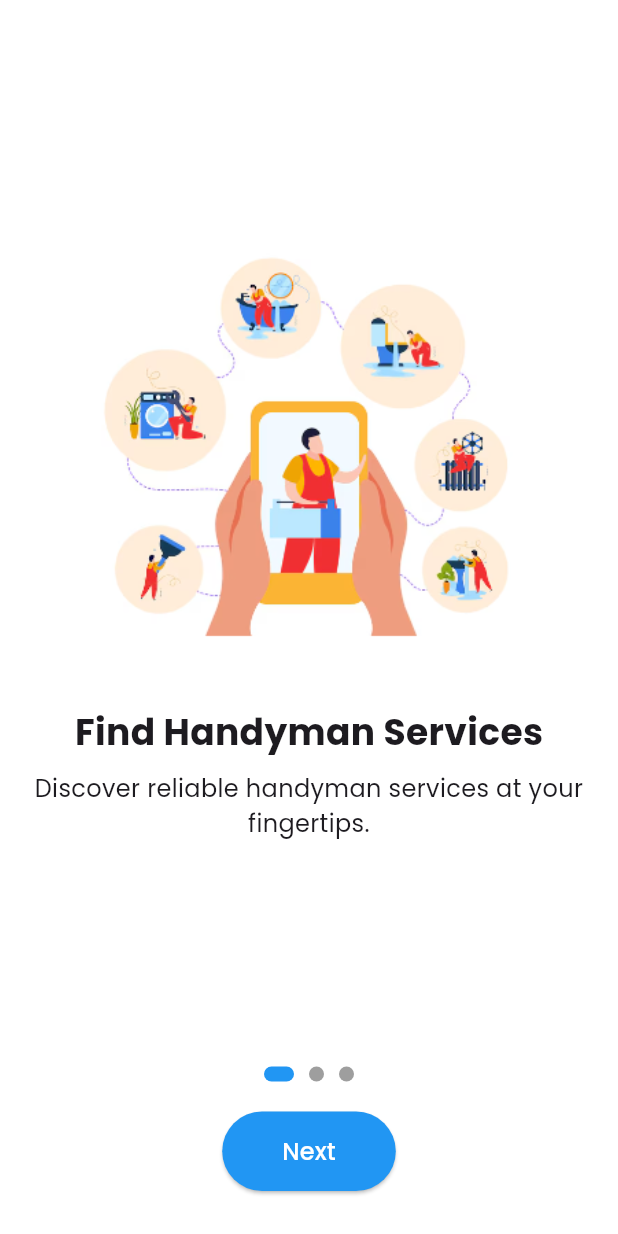
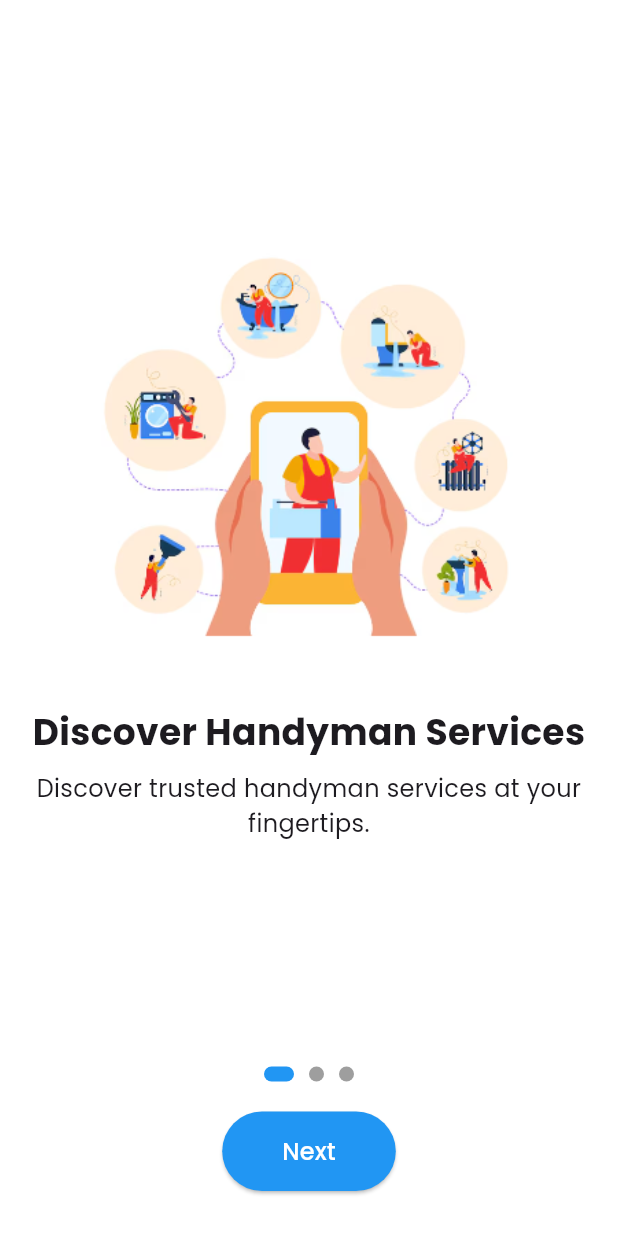
Before and after one commit to zyx721/E-ServicesHub, a Flutter app: the screen it shows after launch, on a phone screen of 412 x 824 dp. Run offline on Flutter 3.47's test engine with Material 3 defaults, Android fonts, the phone set to English and light mode, and no system bars; our stand-ins replace camera, google_fonts.

Commit message:
start working for languages and could translate the onboarding and login

```diff
--- a/code/frontend/lib/localization/app_localization.dart
+++ b/code/frontend/lib/localization/app_localization.dart
@@ -1 +1,96 @@
-// app_localization.dart
+import 'package:flutter/material.dart';
+
+// Localization class to manage translations
+class AppLocalizations {
+  final Locale locale;
+
+  AppLocalizations(this.locale);
+
+  // Method to determine if Arabic or English should be displayed
+  bool get isArabic => locale.languageCode == 'ar';
+  String service(int index) {
+    switch (index) {
+      case 1:
+        return isArabic ? "سباكة" : "Plumbing";
+      case 2:
+        return isArabic ? "كهرباء" : "Electrical";
+      case 3:
+        return isArabic ? "نجارة" : "Carpentry";
+      case 4:
+        return isArabic ? "تنظيف" : "Cleaning";
+      case 5:
+        return isArabic ? "دهان" : "Painting";
+      case 6:
+        return isArabic ? "تكييف" : "Air Conditioning";
+      default:
+        return isArabic ? "خدمة غير معروفة" : "Unknown Service";
+    }
+  }
+  // Onboarding translations
+  String get onboardingTitle1 =>
+      isArabic ? "اكتشف خدمات الحرفيين" : "Discover Handyman Services";
+  String get onboardingDescription1 =>
+      isArabic ? "اكتشف خدمات الحرفيين الموثوقين عند أطراف أصابعك."
+               : "Discover trusted handyman services at your fingertips.";
+  String get onboardingTitle2 =>
+      isArabic ? "احجز بسهولة" : "Book Easily";
+  String get onboardingDescription2 =>
+      isArabic ? "عملية الحجز بسيطة لتحديد مواعيد الخدمات في الوقت الذي يناسبك."
+               : "The booking process is simple to schedule services at your convenience.";
+  String get onboardingTitle3 =>
+      isArabic ? "قيم وراجع" : "Rate and Review";
+  String get onboardingDescription3 =>
+      isArabic ? "شارك تجربتك وساعد الآخرين في العثور على أفضل الخدمات."
+               : "Share your experience and help others find the best services.";
+  String get getStarted =>
+      isArabic ? "ابدأ الآن" : "Get Started Now";
+  String get next =>
+      isArabic ? "التالي" : "Next";
+
+  // Login translations
+  String get loginTitle =>
+      isArabic ? "تسجيل الدخول" : "Login";
+  String get loginDescription =>
+      isArabic ? "قم بتسجيل الدخول إلى حسابك للبدء" : "Log into your account to get started";
+  String get email =>
+      isArabic ? "البريد الإلكتروني" : "Email";
+  String get password =>
+      isArabic ? "كلمة المرور" : "Password";
+  String get loginButton =>
+      isArabic ? "تسجيل الدخول" : "Login";
+  String get forgotPassword =>
+      isArabic ? "نسيت كلمة المرور؟" : "Forgot password?";
+  String get createAccount =>
+      isArabic ? "إنشاء حساب جديد" : "Create a new account";
+
+  // Home Screen translations
+  String get searchHint => isArabic ? "ابحث عن خدمات..." : "Search for services...";
+  String get availableServices => isArabic ? "الخدمات المتاحة" : "Available Services";
+  String get menu => isArabic ? "القائمة" : "Menu";
+  String get profile => isArabic ? "الملف الشخصي" : "Profile";
+  String get settings => isArabic ? "الإعدادات" : "Settings";
+  String get language => isArabic ? "اللغة" : "Language";
+  String get logout => isArabic ? "تسجيل الخروج" : "Logout";
+
+  // Static method to access the instance
+  static AppLocalizations? of(BuildContext context) {
+    return Localizations.of<AppLocalizations>(context, AppLocalizations);
+  }
+}
+
+// Delegate class to handle localization
+class AppLocalizationsDelegate extends LocalizationsDelegate<AppLocalizations> {
+  const AppLocalizationsDelegate();
+
+  @override
+  bool isSupported(Locale locale) => ['en', 'ar'].contains(locale.languageCode);
+
+  @override
+  Future<AppLocalizations> load(Locale locale) async {
+    // Create and return an instance of AppLocalizations with the current locale
+    return AppLocalizations(locale);
+  }
+
+  @override
+  bool shouldReload(AppLocalizationsDelegate old) => false;
+}
--- a/code/frontend/lib/main.dart
+++ b/code/frontend/lib/main.dart
@@ -1,34 +1,36 @@
+import 'package:camera/camera.dart';
 import 'package:flutter/material.dart';
-import 'package:camera/camera.dart'; // Ensure you have this package
+import 'package:flutter_localizations/flutter_localizations.dart';
 import 'package:hanini_frontend/screens/SettingsScreen/SettingsScreen.dart';
 import 'package:hanini_frontend/screens/auth/forgot_password_screen.dart';
-import 'screens/onboarding/onboarding_screen.dart';
-import 'screens/auth/login_screen.dart';
-import 'screens/auth/signup_screen.dart';
-import 'screens/home/home_screen.dart';
-import 'screens/profile/profile_screen.dart';
-import 'screens/verification/face_verification_screen.dart';
-import 'screens/services/ServiceDetailScreen.dart'; // Import your ServiceDetailScreen
-import 'user_role.dart'; // Import your UserRole enum
+import 'package:hanini_frontend/screens/auth/login_screen.dart';
+import 'package:hanini_frontend/screens/auth/signup_screen.dart';
+import 'package:hanini_frontend/screens/home/home_screen.dart';
+import 'package:hanini_frontend/screens/onboarding/onboarding_screen.dart';
+import 'package:hanini_frontend/screens/profile/profile_screen.dart';
+import 'package:hanini_frontend/screens/verification/face_verification_screen.dart';
+import 'localization/app_localization.dart'; // Update this path as needed
+import 'user_role.dart'; // Your UserRole enum and other imports...
 
-Future<void> main() async {
+void main() async {
   WidgetsFlutterBinding.ensureInitialized();
-  final cameras = await availableCameras(); // Get the available cameras
+  final cameras = await availableCameras();
 
-  UserRole userRole = await _retrieveUserRole(); // Retrieve the initial user role
+  UserRole userRole = await _retrieveUserRole();
   runApp(MyApp(cameras: cameras, userRole: userRole));
 }
 
-// Function to simulate retrieving a user role (replace this with actual implementation)
 Future<UserRole> _retrieveUserRole() async {
-  return UserRole.serviceProvider; // Replace with dynamic retrieval of user role
+  // Here you can implement dynamic retrieval of the user role
+  return UserRole.serviceProvider; // Replace with your actual logic
 }
 
 class MyApp extends StatelessWidget {
   final List<CameraDescription> cameras;
   final UserRole userRole;
 
-  const MyApp({Key? key, required this.cameras, required this.userRole}) : super(key: key);
+  const MyApp({Key? key, required this.cameras, required this.userRole})
+      : super(key: key);
 
   @override
   Widget build(BuildContext context) {
@@ -37,9 +39,20 @@ class MyApp extends StatelessWidget {
       theme: ThemeData(
         primarySwatch: Colors.blue,
         textTheme: Theme.of(context).textTheme.apply(
-              fontFamily: 'Poppins', // Set global font family
+              fontFamily: 'Poppins',
             ),
       ),
+      localizationsDelegates: const [
+        GlobalMaterialLocalizations.delegate,
+        GlobalWidgetsLocalizations.delegate,
+        GlobalCupertinoLocalizations.delegate,
+        AppLocalizationsDelegate(), // Ensure this is included
+      ],
+      supportedLocales: const [
+        Locale('en', ''), // English
+        Locale('ar', ''), // Arabic
+      ],
+      locale: const Locale('en'), // Set default locale to English
       initialRoute: '/',
       routes: _buildRoutes(),
     );
@@ -55,8 +68,6 @@ class MyApp extends StatelessWidget {
       '/verification': (context) => RealTimeDetection(cameras: cameras),
       '/settings': (context) => SettingsScreen(),
       '/forgot_password': (context) => ForgotPasswordScreen(),
-      // Add more routes as needed, for example:
-      // '/service_detail': (context) => ServiceDetailScreen(...), // You can also dynamically pass the parameters here if needed
     };
   }
 }
--- a/code/frontend/lib/screens/onboarding/onboarding_screen.dart
+++ b/code/frontend/lib/screens/onboarding/onboarding_screen.dart
@@ -1,5 +1,6 @@
 import 'package:flutter/material.dart';
 import 'package:google_fonts/google_fonts.dart';
+import 'package:hanini_frontend/localization/app_localization.dart';
 
 class OnboardingScreen extends StatefulWidget {
   @override
@@ -18,43 +19,63 @@ class _OnboardingScreenState extends State<OnboardingScreen> {
 
   @override
   Widget build(BuildContext context) {
+    final localizations = AppLocalizations.of(context);
+    if (localizations == null) {
+      return Center(child: CircularProgressIndicator());
+    }
+
+    // Define pages dynamically based on localization strings
+    final pages = [
+      {
+        "imagePath": 'assets/images/onboarding1.png',
+        "title": localizations.onboardingTitle1,
+        "description": localizations.onboardingDescription1,
+      },
+      {
+        "imagePath": 'assets/images/onboarding2.png',
+        "title": localizations.onboardingTitle2,
+        "description": localizations.onboardingDescription2,
+      },
+      {
+        "imagePath": 'assets/images/onboarding3.png',
+        "title": localizations.onboardingTitle3,
+        "description": localizations.onboardingDescription3,
+      },
+    ];
+
     return Scaffold(
       backgroundColor: Colors.white,
       body: Column(
         children: [
           Expanded(
-            child: PageView(
+            child: PageView.builder(
               controller: _pageController,
               onPageChanged: _onPageChanged,
-              children: [
-                _buildPage(
-                  imagePath: 'assets/images/onboarding1.png',
-                  title: 'Find Handyman Services',
-                  description: 'Discover reliable handyman services at your fingertips.',
-                ),
-                _buildPage(
-                  imagePath: 'assets/images/onboarding2.png',
-                  title: 'Book with Ease',
-                  description: 'Simple booking process to schedule services at your convenience.',
-                ),
-                _buildPage(
-                  imagePath: 'assets/images/onboarding3.png',
-                  title: 'Rate & Review',
-                  description: 'Share your experience and help others find the best services.',
-                ),
-              ],
+              itemCount: pages.length,
+              itemBuilder: (context, index) {
+                final page = pages[index];
+                return _buildPage(
+                  imagePath: page["imagePath"]!,
+                  title: page["title"]!,
+                  description: page["description"]!,
+                );
+              },
             ),
           ),
-          _buildIndicators(),
+          _buildIndicators(pages.length),
           SizedBox(height: 20),
-          _buildNextButton(context),
+          _buildNextButton(context, localizations),
           SizedBox(height: 30),
         ],
       ),
     );
   }
 
-  Widget _buildPage({required String imagePath, required String title, required String description}) {
+  Widget _buildPage({
+    required String imagePath,
+    required String title,
+    required String description,
+  }) {
     return Container(
       padding: EdgeInsets.all(20.0),
       child: Column(
@@ -64,30 +85,24 @@ class _OnboardingScreenState extends State<OnboardingScreen> {
           SizedBox(height: 20),
           Text(
             title,
-            style: GoogleFonts.poppins(
-              fontSize: 24,
-              fontWeight: FontWeight.bold,
-            ),
+            style: GoogleFonts.poppins(fontSize: 24, fontWeight: FontWeight.bold),
+            textAlign: TextAlign.center,
           ),
           SizedBox(height: 10),
-          AnimatedOpacity(
-            opacity: 1.0, // Keep it fully visible
-            duration: Duration(seconds: 1), // Duration of the fade-in effect
-            child: Text(
-              description,
-              style: GoogleFonts.poppins(fontSize: 16),
-              textAlign: TextAlign.center,
-            ),
+          Text(
+            description,
+            style: GoogleFonts.poppins(fontSize: 16),
+            textAlign: TextAlign.center,
           ),
         ],
       ),
     );
   }
 
-  Widget _buildIndicators() {
+  Widget _buildIndicators(int pageCount) {
     return Row(
       mainAxisAlignment: MainAxisAlignment.center,
-      children: List.generate(3, (index) {
+      children: List.generate(pageCount, (index) {
         return AnimatedContainer(
           duration: Duration(milliseconds: 300),
           margin: EdgeInsets.symmetric(horizontal: 5.0),
@@ -102,13 +117,16 @@ class _OnboardingScreenState extends State<OnboardingScreen> {
     );
   }
 
-  Widget _buildNextButton(BuildContext context) {
+  Widget _buildNextButton(BuildContext context, AppLocalizations localizations) {
     return ElevatedButton(
       onPressed: () {
         if (_currentPage == 2) {
           Navigator.pushReplacementNamed(context, '/login');
         } else {
-          _pageController.nextPage(duration: Duration(milliseconds: 300), curve: Curves.easeIn);
+          _pageController.nextPage(
+            duration: Duration(milliseconds: 300),
+            curve: Curves.easeIn,
+          );
         }
       },
       style: ElevatedButton.styleFrom(
@@ -117,7 +135,7 @@ class _OnboardingScreenState extends State<OnboardingScreen> {
         shape: RoundedRectangleBorder(borderRadius: BorderRadius.circular(30)),
       ),
       child: Text(
-        _currentPage == 2 ? 'Get Started' : 'Next',
+        _currentPage == 2 ? localizations.getStarted : localizations.next,
         style: GoogleFonts.poppins(fontSize: 16, color: Colors.white),
       ),
     );
```
Also changed, not shown: code/frontend/lib/l10n/app_ar.arb (added, +10 -0 lines), code/frontend/lib/l10n/app_en.arb (added, +10 -0 lines), code/frontend/lib/l10n/localization.dart (deleted, +0 -30 lines), code/frontend/lib/locale_provider.dart (added, +14 -0 lines), code/frontend/lib/screens/auth/login_screen.dart (+17 -14 lines), code/frontend/pubspec.yaml (+7 -5 lines), code/frontend/lib/screens/home/home_screen.dart (line endings or trailing spaces), code/frontend/pubspec.lock, 1 other file.
